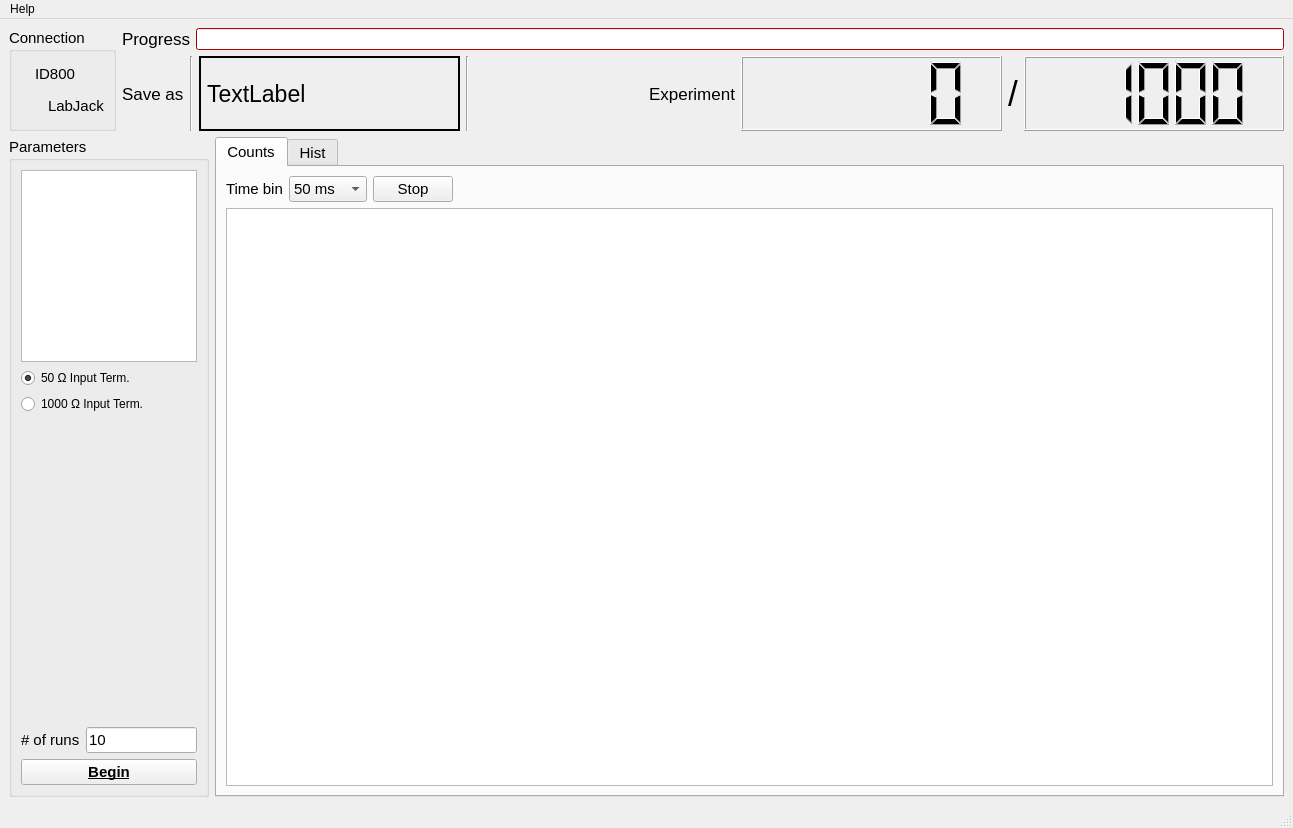
luyves/time-tagger, file lib/photon_gui_s.ui: the form before one commit.
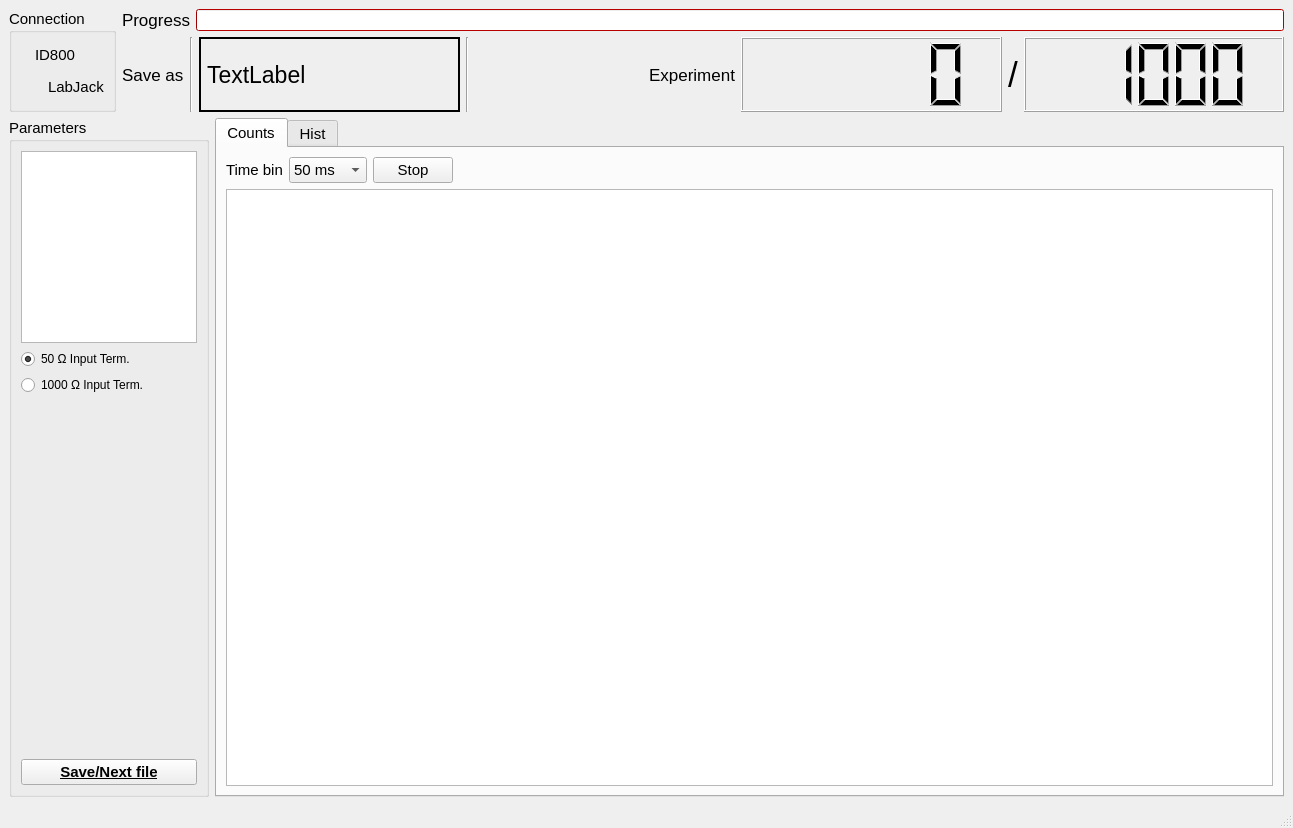
The form after the commit. Icons and pictures are not drawn. Custom widgets are drawn as their Qt base class.

Diff of the .ui file:
```diff
--- a/lib/photon_gui_s.ui
+++ b/lib/photon_gui_s.ui
@@ -770,30 +770,6 @@
            </property>
           </spacer>
          </item>
-         <item>
-          <layout class="QHBoxLayout" name="horizontalLayout_6">
-           <item>
-            <widget class="QLabel" name="label_11">
-             <property name="text">
-              <string># of runs</string>
-             </property>
-            </widget>
-           </item>
-           <item>
-            <widget class="QLineEdit" name="lineEdit_totalRuns">
-             <property name="sizePolicy">
-              <sizepolicy hsizetype="Preferred" vsizetype="Fixed">
-               <horstretch>0</horstretch>
-               <verstretch>0</verstretch>
-              </sizepolicy>
-             </property>
-             <property name="text">
-              <string>10</string>
-             </property>
-            </widget>
-           </item>
-          </layout>
-         </item>
          <item>
           <widget class="QPushButton" name="runButton">
            <property name="font">
@@ -807,7 +783,7 @@
             <bool>false</bool>
            </property>
            <property name="text">
-            <string>Begin</string>
+            <string>Save/Next file</string>
            </property>
            <property name="default">
             <bool>false</bool>
@@ -1307,14 +1283,6 @@
      <height>26</height>
     </rect>
    </property>
-   <widget class="QMenu" name="menuHelp">
-    <property name="title">
-     <string>Help</string>
-    </property>
-    <addaction name="actionCounts"/>
-    <addaction name="actionHistogram"/>
-   </widget>
-   <addaction name="menuHelp"/>
   </widget>
   <widget class="QStatusBar" name="statusbar"/>
   <action name="actionCounts">
```
Left out of the diff: 47 changed lines with no effect on the pictures.
